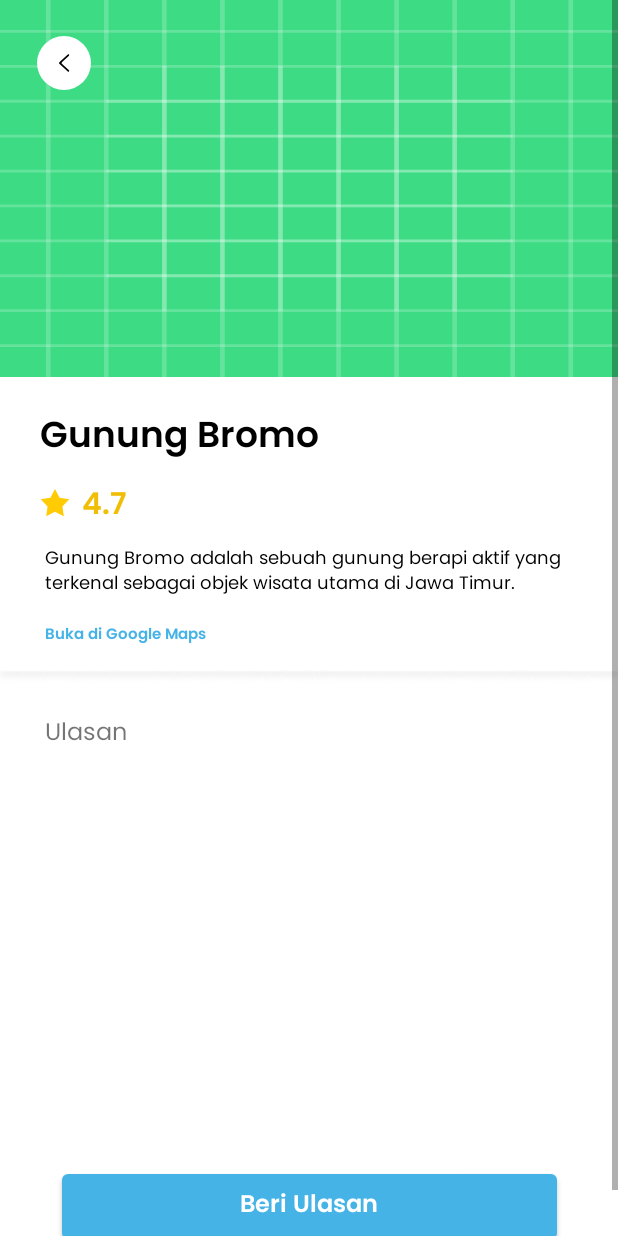
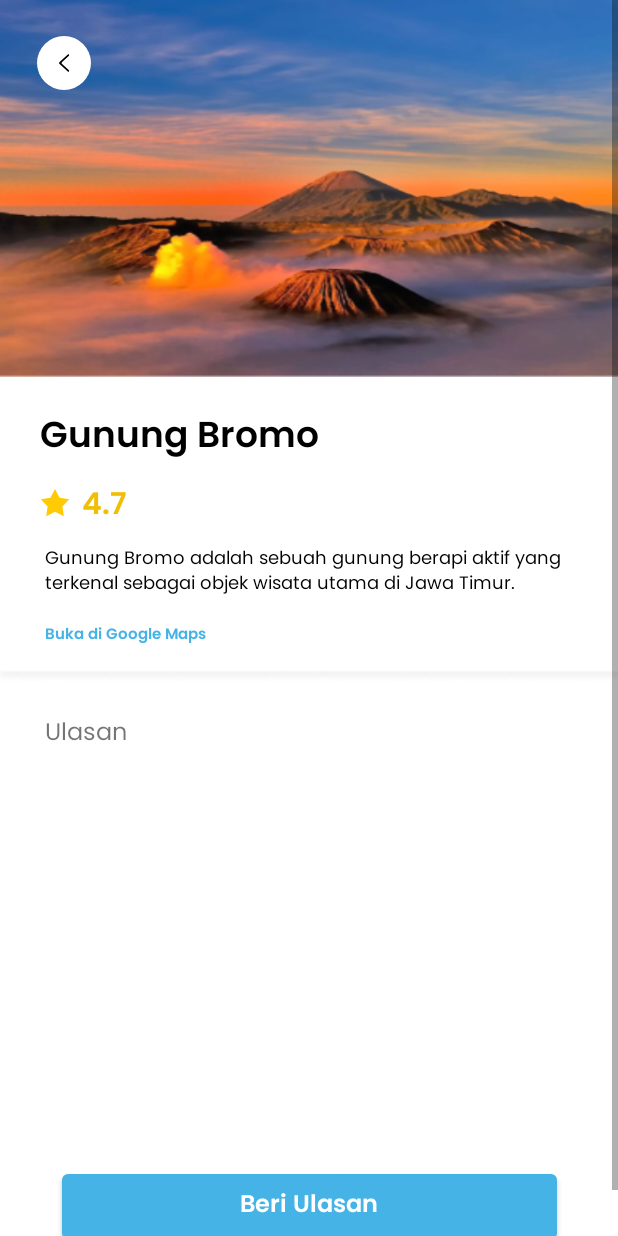
Before and after one commit to captvelsky/Atasiwirapp, an Android app: the MenuWisata screen opened directly, with no data from a screen before it, after a tap on "Gunung Bromo", on a phone screen of 412 x 824 dp. Run offline under Robolectric (Android 15) with nearby library versions, the phone set to English and light mode, and no system bars; our stand-ins replace Firebase (no records; nobody signed in at launch, a user with empty details on screens opened directly).

Commit message:
implement image intent

```diff
--- a/app/src/main/java/com/example/atasiwirapp/Wisata.java
+++ b/app/src/main/java/com/example/atasiwirapp/Wisata.java
@@ -6,11 +6,14 @@ import androidx.recyclerview.widget.LinearLayoutManager;
 import androidx.recyclerview.widget.RecyclerView;
 
 import android.content.Intent;
+import android.graphics.Bitmap;
+import android.graphics.BitmapFactory;
 import android.net.Uri;
 import android.os.Bundle;
 import android.view.View;
 import android.widget.Button;
 import android.widget.ImageButton;
+import android.widget.ImageView;
 import android.widget.TextView;
 
 import com.example.atasiwirapp.rv_review.reviewAdapter;
@@ -31,6 +34,7 @@ public class Wisata extends AppCompatActivity implements View.OnClickListener {
     ImageButton _btnWisataBack;
     DatabaseReference mDatabase;
     TextView _wTitle, _wRating, _wDesc, _tvWisataGmaps;
+    ImageView _wImg;
 
     ArrayList<reviewModel> models = new ArrayList<>();
 
@@ -42,6 +46,7 @@ public class Wisata extends AppCompatActivity implements View.OnClickListener {
         _wTitle = findViewById(R.id.tvWisataName);
         _wRating = findViewById(R.id.tvWisataRating);
         _wDesc = findViewById(R.id.tvWisataDesc);
+        _wImg = findViewById(R.id.imgWisataPic);
 
         _rvReview = findViewById(R.id.rvReview);
         _rvReview.setLayoutManager(new LinearLayoutManager(this));
@@ -58,10 +63,13 @@ public class Wisata extends AppCompatActivity implements View.OnClickListener {
         String iTitle = intent.getStringExtra("wTitle");
         String iRating = intent.getStringExtra("wRating");
         String iDesc = intent.getStringExtra("wDesc");
+        byte[] bytes = getIntent().getByteArrayExtra("wImg");
+        Bitmap bitmap = BitmapFactory.decodeByteArray(bytes, 0, bytes.length);
 
         _wTitle.setText(iTitle);
         _wRating.setText(iRating);
         _wDesc.setText(iDesc);
+        _wImg.setImageBitmap(bitmap);
 
         mDatabase = FirebaseDatabase.getInstance().getReference("review " + _wTitle.getText().toString());
         mDatabase.addListenerForSingleValueEvent(new ValueEventListener() {
--- a/app/src/main/java/com/example/atasiwirapp/rv_wisata/wisataAdapter.java
+++ b/app/src/main/java/com/example/atasiwirapp/rv_wisata/wisataAdapter.java
@@ -2,6 +2,8 @@ package com.example.atasiwirapp.rv_wisata;
 
 import android.content.Context;
 import android.content.Intent;
+import android.graphics.Bitmap;
+import android.graphics.drawable.BitmapDrawable;
 import android.view.LayoutInflater;
 import android.view.View;
 import android.view.ViewGroup;
@@ -45,11 +47,17 @@ public class wisataAdapter extends RecyclerView.Adapter<wisataHolder> {
                 String gTitle = models.get(position).getTitle();
                 String gRating = models.get(position).getRating();
                 String gDesc = models.get(position).getDesc();
+                BitmapDrawable bitmapDrawable = (BitmapDrawable)holder._imgWisataPic.getDrawable();
+                Bitmap bitmap = bitmapDrawable.getBitmap();
+                ByteArrayOutputStream stream = new ByteArrayOutputStream();
+                bitmap.compress(Bitmap.CompressFormat.PNG, 100, stream);
+                byte[] bytes = stream.toByteArray();
 
                 Intent intent = new Intent(c, Wisata.class);
                 intent.putExtra("wTitle", gTitle);
                 intent.putExtra("wRating", gRating);
                 intent.putExtra("wDesc", gDesc);
+                intent.putExtra("wImg", bytes);
                 c.startActivity(intent);
             }
         });
```
